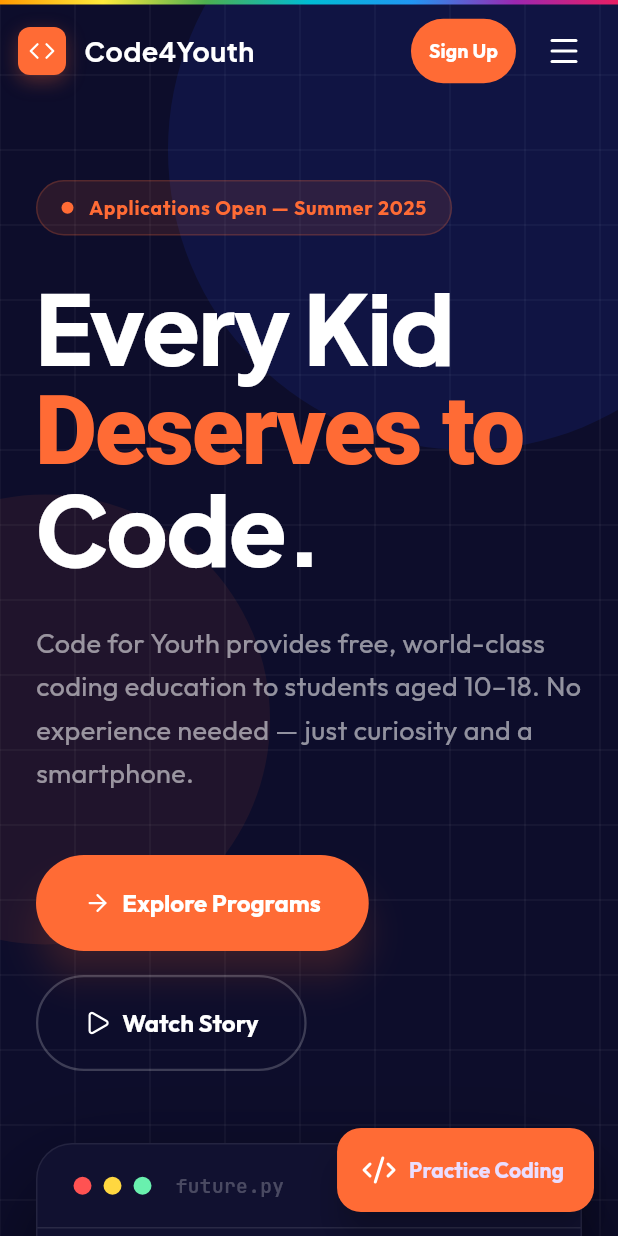
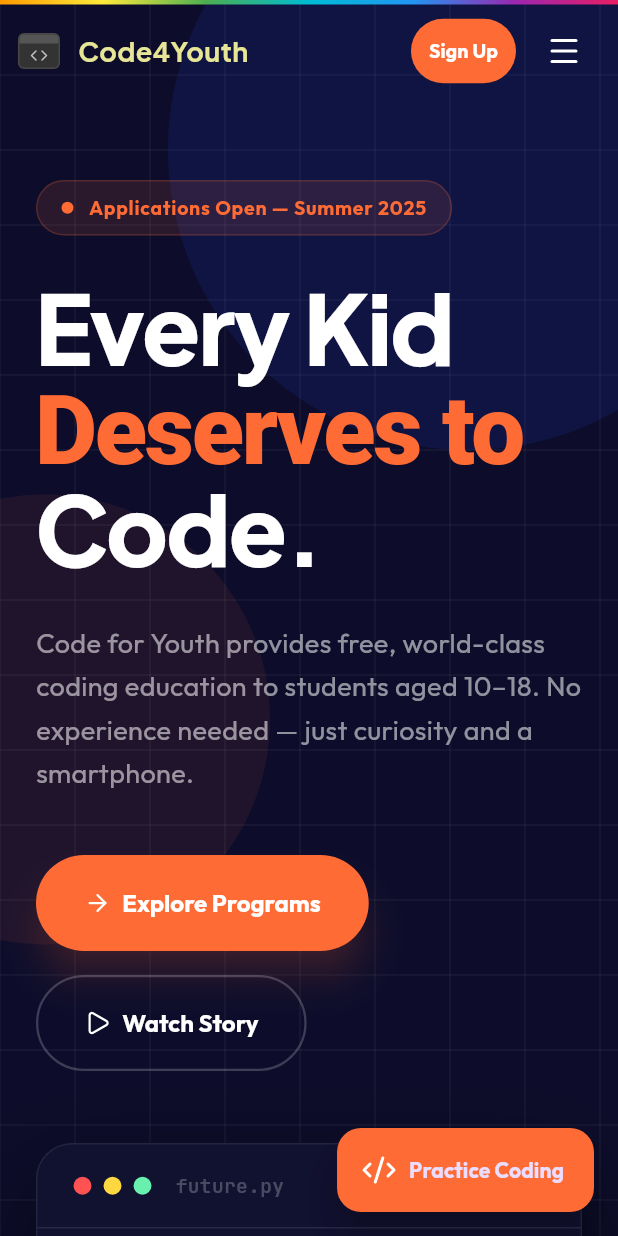
Before and after one commit to Boren168-g/Youth_Full_Website_Final, a Flutter app: the screen it shows after launch, on a phone screen of 412 x 824 dp. Run offline on Flutter 3.47's test engine with Material 3 defaults, Android fonts, the phone set to English and light mode, and no system bars; drawn by our look-alikes of flutter_animate; our stand-ins replace confetti, font_awesome_flutter, google_fonts, lucide_icons_flutter, shared_preferences; accounts and stored records are empty; network calls fail.

Commit message:
UI: Update logo and text color to match the latest screenshot with mini-window icon and yellow text

```diff
--- a/lib/widgets/navbar.dart
+++ b/lib/widgets/navbar.dart
@@ -67,28 +67,44 @@ class Navbar extends StatelessWidget {
                 bottom: false,
                 child: Row(
                   children: [
-                    // Orange Rounded Square Logo with </> (matching your original design)
+                    // New Icon matching your screenshot (Grey Browser Tab with </>)
                     InkWell(
                       onTap: () => onLinkTap('Home'),
                       child: Row(
                         children: [
                           Container(
-                            width: 32,
-                            height: 32,
+                            width: 28,
+                            height: 24,
                             decoration: BoxDecoration(
-                              color: const Color(0xFFFF6B35), // Original Orange
-                              borderRadius: BorderRadius.circular(8),
-                              boxShadow: [
-                                BoxShadow(color: const Color(0xFFFF6B35).withAlpha(80), blurRadius: 10, offset: const Offset(0, 4))
+                              color: const Color(0xFF333333), // Dark grey window
+                              borderRadius: BorderRadius.circular(4),
+                              border: Border.all(color: Colors.white.withOpacity(0.1)),
+                            ),
+                            child: Column(
+                              children: [
+                                // Top bar of the mini window
+                                Container(
+                                  height: 6,
+                                  width: double.infinity,
+                                  decoration: const BoxDecoration(
+                                    color: Color(0xFF555555), // Lighter grey header
+                                    borderRadius: BorderRadius.vertical(top: Radius.circular(3)),
+                                  ),
+                                ),
+                                // Code icon inside
+                                const Expanded(
+                                  child: Center(
+                                    child: Icon(LucideIcons.code, size: 12, color: Colors.white70),
+                                  ),
+                                ),
                               ],
                             ),
-                            child: const Icon(LucideIcons.code, size: 18, color: Colors.white),
                           ).animate().scale(duration: 600.ms, curve: Curves.easeOutBack),
                           const SizedBox(width: 12),
                           Text(
                             'Code4Youth',
                             style: GoogleFonts.plusJakartaSans(
-                              color: Colors.white,
+                              color: const Color(0xFFE6E696), // Yellow matching your screenshot
                               fontWeight: FontWeight.bold,
                               fontSize: 18,
                             ),
```
Also changed, not shown: 4 other files.
